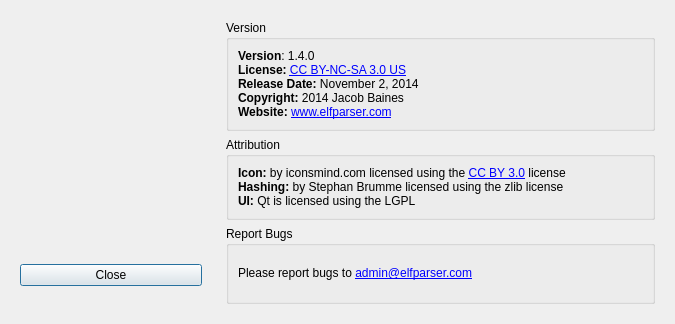
Above: src/ui/about.ui from mentebinaria/elfparser-ng before the change. Below: the same form after it.
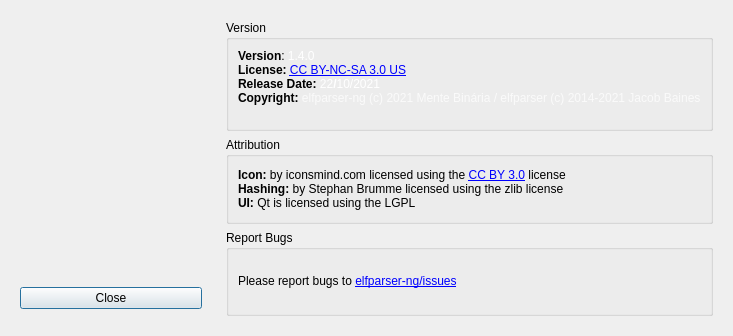
That is the form after the change.

Commit message: edited infos about

The edit to the form file:
```diff
--- a/src/ui/about.ui
+++ b/src/ui/about.ui
@@ -6,8 +6,8 @@
    <rect>
     <x>0</x>
     <y>0</y>
-    <width>675</width>
-    <height>324</height>
+    <width>692</width>
+    <height>336</height>
    </rect>
   </property>
   <property name="windowTitle">
@@ -77,13 +77,10 @@
         <property name="orientation">
          <enum>Qt::Vertical</enum>
         </property>
-        <property name="sizeType">
-         <enum>QSizePolicy::Minimum</enum>
-        </property>
         <property name="sizeHint" stdset="0">
          <size>
           <width>20</width>
-          <height>20</height>
+          <height>40</height>
          </size>
         </property>
        </spacer>
@@ -112,6 +109,12 @@
      <layout class="QVBoxLayout" name="verticalLayout">
       <item>
        <widget class="QGroupBox" name="versionBox">
+        <property name="maximumSize">
+         <size>
+          <width>16777215</width>
+          <height>16777215</height>
+         </size>
+        </property>
         <property name="title">
          <string>Version</string>
         </property>
@@ -119,7 +122,7 @@
          <item>
           <widget class="QLabel" name="label">
            <property name="text">
-            <string>&lt;html&gt;&lt;head/&gt;&lt;body&gt;&lt;p&gt;&lt;span style=&quot; font-weight:600;&quot;&gt;Version&lt;/span&gt;: 1.4.0&lt;br/&gt;&lt;span style=&quot; font-weight:600;&quot;&gt;License: &lt;/span&gt;&lt;a href=&quot;https://creativecommons.org/licenses/by-nc-sa/3.0/us/&quot;&gt;&lt;span style=&quot; text-decoration: underline; color:#0000ff;&quot;&gt;CC BY-NC-SA 3.0 US&lt;/span&gt;&lt;/a&gt;&lt;br/&gt;&lt;span style=&quot; font-weight:600;&quot;&gt;Release Date:&lt;/span&gt; November 2, 2014&lt;br/&gt;&lt;span style=&quot; font-weight:600;&quot;&gt;Copyright: &lt;/span&gt;2014 Jacob Baines&lt;br/&gt;&lt;span style=&quot; font-weight:600;&quot;&gt;Website: &lt;/span&gt;&lt;a href=&quot;http://www.elfparser.com&quot;&gt;&lt;span style=&quot; text-decoration: underline; color:#0000ff;&quot;&gt;www.elfparser.com&lt;/span&gt;&lt;/a&gt;&lt;/p&gt;&lt;/body&gt;&lt;/html&gt;</string>
+            <string>&lt;html&gt;&lt;head/&gt;&lt;body&gt;&lt;p&gt;&lt;span style=&quot; font-weight:600;&quot;&gt;Version&lt;/span&gt;: &lt;span style=&quot; color:#ffffff;&quot;&gt;1.4.0&lt;/span&gt;&lt;br/&gt;&lt;span style=&quot; font-weight:600;&quot;&gt;License: &lt;/span&gt;&lt;a href=&quot;https://creativecommons.org/licenses/by-nc-sa/3.0/us/&quot;&gt;&lt;span style=&quot; text-decoration: underline; color:#0000ff;&quot;&gt;CC BY-NC-SA 3.0 US&lt;/span&gt;&lt;/a&gt;&lt;br/&gt;&lt;span style=&quot; font-weight:600;&quot;&gt;Release Date: &lt;/span&gt;&lt;span style=&quot; color:#ffffff;&quot;&gt;22&lt;/span&gt;&lt;span style=&quot; font-weight:600; color:#ffffff;&quot;&gt;/&lt;/span&gt;&lt;span style=&quot; color:#ffffff;&quot;&gt;10/2021&lt;/span&gt;&lt;br/&gt;&lt;span style=&quot; font-weight:600;&quot;&gt;Copyright: &lt;/span&gt;&lt;span style=&quot; font-family:'Droid Sans Mono','monospace','monospace','Droid Sans Fallback'; color:#fafafa;&quot;&gt;elfparser-ng (c) 2021 Mente Binária / elfparser (c) 2014-2021 Jacob Baines&lt;/span&gt;&lt;br/&gt;&lt;/p&gt;&lt;/body&gt;&lt;/html&gt;</string>
            </property>
           </widget>
          </item>
@@ -151,7 +154,7 @@
          <item>
           <widget class="QLabel" name="label_3">
            <property name="text">
-            <string>&lt;html&gt;&lt;head/&gt;&lt;body&gt;&lt;p&gt;Please report bugs to &lt;a href=&quot;admin@elfparser.com&quot;&gt;&lt;span style=&quot; text-decoration: underline; color:#0000ff;&quot;&gt;admin@elfparser.com&lt;/span&gt;&lt;/a&gt;&lt;/p&gt;&lt;/body&gt;&lt;/html&gt;</string>
+            <string>&lt;html&gt;&lt;head/&gt;&lt;body&gt;&lt;p&gt;Please report bugs to &lt;span style=&quot; text-decoration: underline; color:#0000ff;&quot;&gt;elfparser-ng/issues&lt;/span&gt;&lt;/p&gt;&lt;/body&gt;&lt;/html&gt;</string>
            </property>
           </widget>
          </item>
```
Left out of the diff: 34 changed lines with no effect on the pictures.
